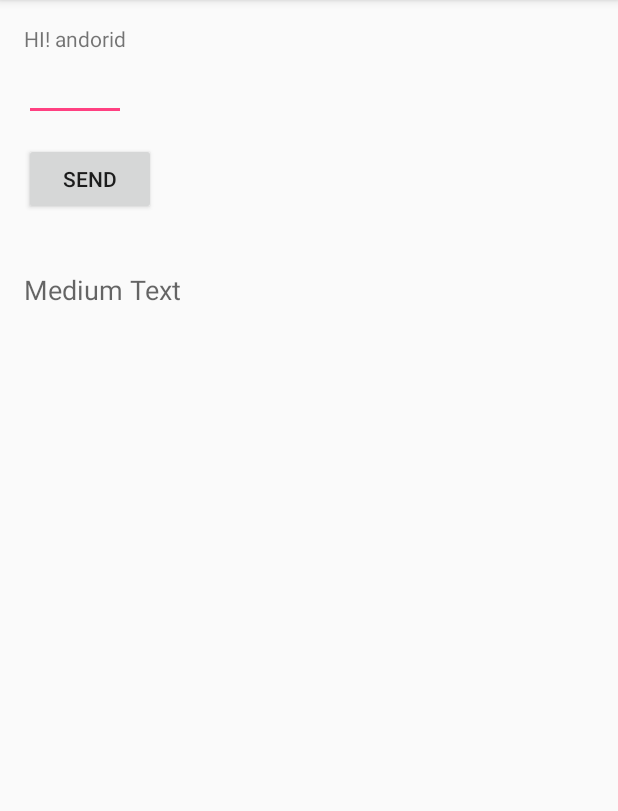
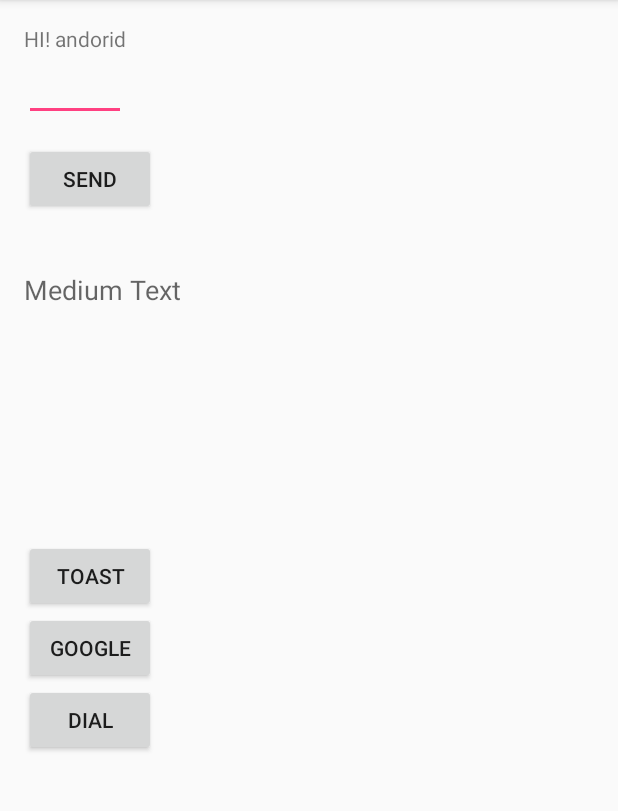
Before and after one commit to wjscksdnd11/MyApplication3, an Android app: the screen it shows after launch (MainActivity), on a phone screen of 412 x 824 dp, the part 84-895 px from its top. Run offline under Robolectric (Android 15) with nearby library versions, the phone set to English and light mode, and no system bars.

Commit message:
Uri 구글, 다이얼 인텐트, 토스트메세지 추가

```diff
--- a/app/src/main/java/com/example/tacademy/myapplication/MainActivity.java
+++ b/app/src/main/java/com/example/tacademy/myapplication/MainActivity.java
@@ -1,11 +1,14 @@
 package com.example.tacademy.myapplication;
 
+import android.content.Intent;
+import android.net.Uri;
+import android.os.Bundle;
 import android.support.v7.app.AppCompatActivity;
-import android.os.Bundle;
 import android.view.View;
 import android.widget.Button;
 import android.widget.EditText;
 import android.widget.TextView;
+import android.widget.Toast;
 
 public class MainActivity extends AppCompatActivity {
 
@@ -18,6 +21,7 @@ public class MainActivity extends AppCompatActivity {
         setContentView(R.layout.activity_main);
 
         inputView  = (EditText)findViewById(R.id.editText);
+        messageView = (TextView)findViewById(R.id.text_title) ;
 
         Button btn = (Button)findViewById(R.id.btn_send);
 
@@ -30,5 +34,47 @@ public class MainActivity extends AppCompatActivity {
                 messageView.setText(text);
             }
         });
+
+        btn=(Button)findViewById(R.id.btn_toast);
+        btn.setOnClickListener(new View.OnClickListener(){
+
+            @Override
+            public void onClick(View v) {
+
+//                String text = getResources().getString(R.string.toast_messaege);  이렇게 쓸수도 있다.
+                Toast.makeText(MainActivity.this,R.string.toast_messaege,Toast.LENGTH_SHORT).show();//익명클래스니까 아우터 클래스의 객체를 참조하기 위해서
+            }
+        });
+
+
+
+        btn=(Button)findViewById(R.id.btn_google);
+        btn.setOnClickListener(new View.OnClickListener(){
+
+            @Override
+            public void onClick(View v) {
+
+
+                Intent intent = new Intent(Intent.ACTION_VIEW, Uri.parse("http://www.google.com"));
+                //인텐트는 액티비티
+
+                startActivity(intent);
+            }
+        });
+
+
+        btn=(Button)findViewById(R.id.btn_dial);
+        btn.setOnClickListener(new View.OnClickListener(){
+
+            @Override
+            public void onClick(View v) {
+
+
+                Intent intent = new Intent(Intent.ACTION_DIAL, Uri.parse("tel:010-1234-1234"));
+                //인텐트는 액티비티
+
+                startActivity(intent);
+            }
+        });
     }
 }
--- a/app/src/main/res/layout/activity_main.xml
+++ b/app/src/main/res/layout/activity_main.xml
@@ -46,4 +46,31 @@
         android:layout_alignParentStart="true"
         android:layout_marginTop="37dp" />
 
+    <Button
+        android:layout_width="wrap_content"
+        android:layout_height="wrap_content"
+        android:text="@string/btn_toast"
+        android:id="@+id/btn_toast"
+        android:layout_centerVertical="true"
+        android:layout_alignParentLeft="true"
+        android:layout_alignParentStart="true" />
+
+    <Button
+        android:layout_width="wrap_content"
+        android:layout_height="wrap_content"
+        android:text="@string/btn_google"
+        android:id="@+id/btn_google"
+        android:layout_below="@+id/btn_toast"
+        android:layout_alignParentLeft="true"
+        android:layout_alignParentStart="true" />
+
+    <Button
+        android:layout_width="wrap_content"
+        android:layout_height="wrap_content"
+        android:text="@string/btn_dial"
+        android:id="@+id/btn_dial"
+        android:layout_below="@+id/btn_google"
+        android:layout_alignParentLeft="true"
+        android:layout_alignParentStart="true" />
+
 </RelativeLayout>
--- a/app/src/main/res/values/strings.xml
+++ b/app/src/main/res/values/strings.xml
@@ -3,4 +3,8 @@
     <string name="hello_world">Hello android1!</string>
     <string name="hi_android">HI! andorid</string>
     <string name="send_title">send</string>
+    <string name="btn_toast">Toast</string>
+    <string name="toast_messaege">toast message</string>
+    <string name="btn_google">Google</string>
+    <string name="btn_dial">Dial</string>
 </resources>
```
Also changed, not shown: 1 other file.
